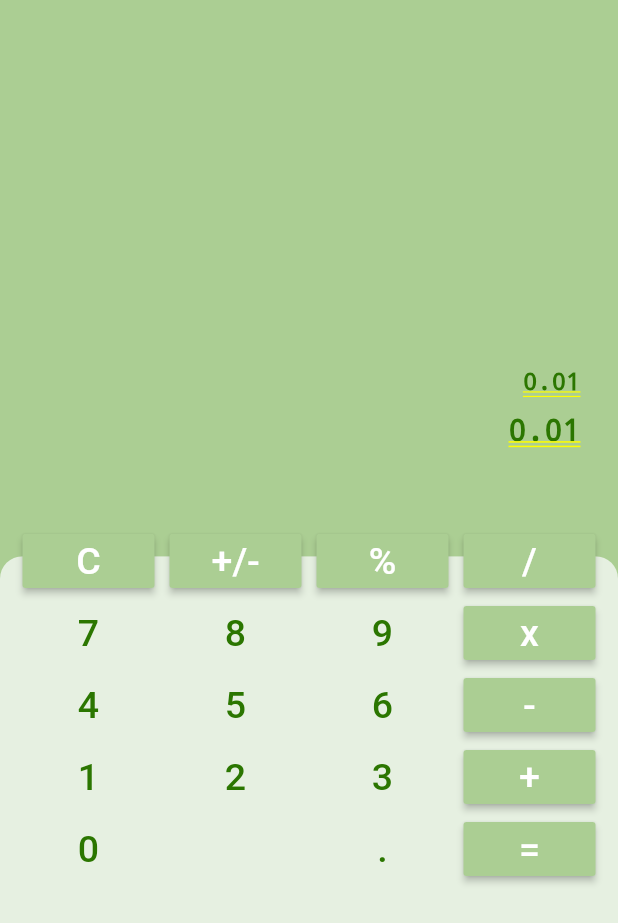
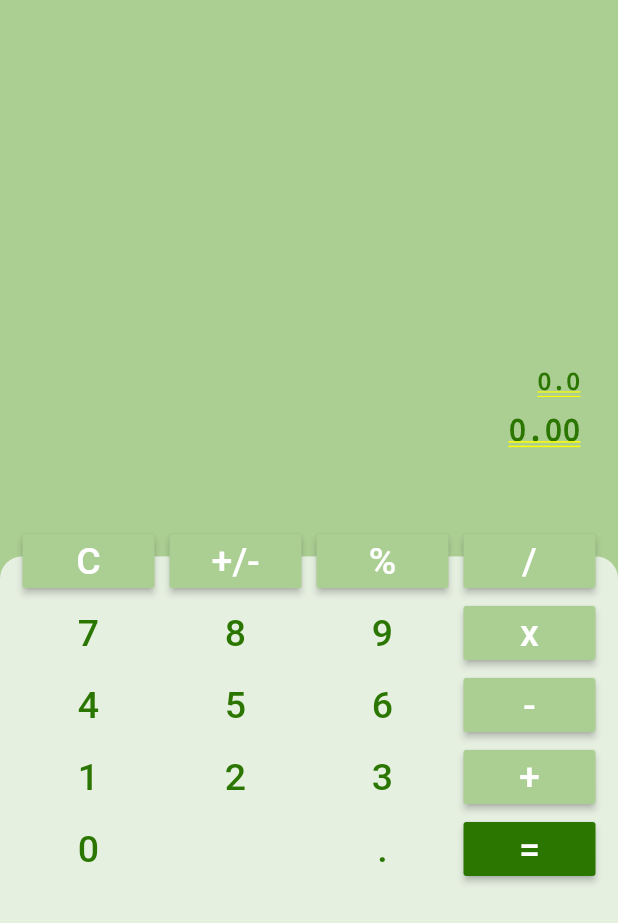
Before and after one commit to frankjorgeg/tarea1-calculador, a Flutter app: the screen it shows after launch, on a phone screen of 412 x 824 dp. Shown: the top 923 px of the screen. Run offline on Flutter 3.47's test engine with Material 2 defaults, Android fonts, the phone set to English and light mode, and no system bars; our stand-ins replace math_expressions.

Commit message:
boton con color y o.oo

```diff
--- a/lib/main.dart
+++ b/lib/main.dart
@@ -30,7 +30,7 @@ class MyHomePage extends StatefulWidget {
 
 class _MyHomePageState extends State<MyHomePage> {
 
-   String texto1='0.01', texto2='0.01';
+   String texto1='0.0', texto2='0.00';
 
 
   @override
@@ -145,6 +145,7 @@ class _MyHomePageState extends State<MyHomePage> {
       _tColor =Color.fromRGBO(43, 118, 0, 1);
     }
     if(texto=='x')valor='*';
+    if(texto=='=')_bColor=Color.fromRGBO(43, 118, 0, 1);
     return
      MaterialButton(
           onPressed: () {
```
Also changed, not shown: pubspec.lock, 1 other file.
